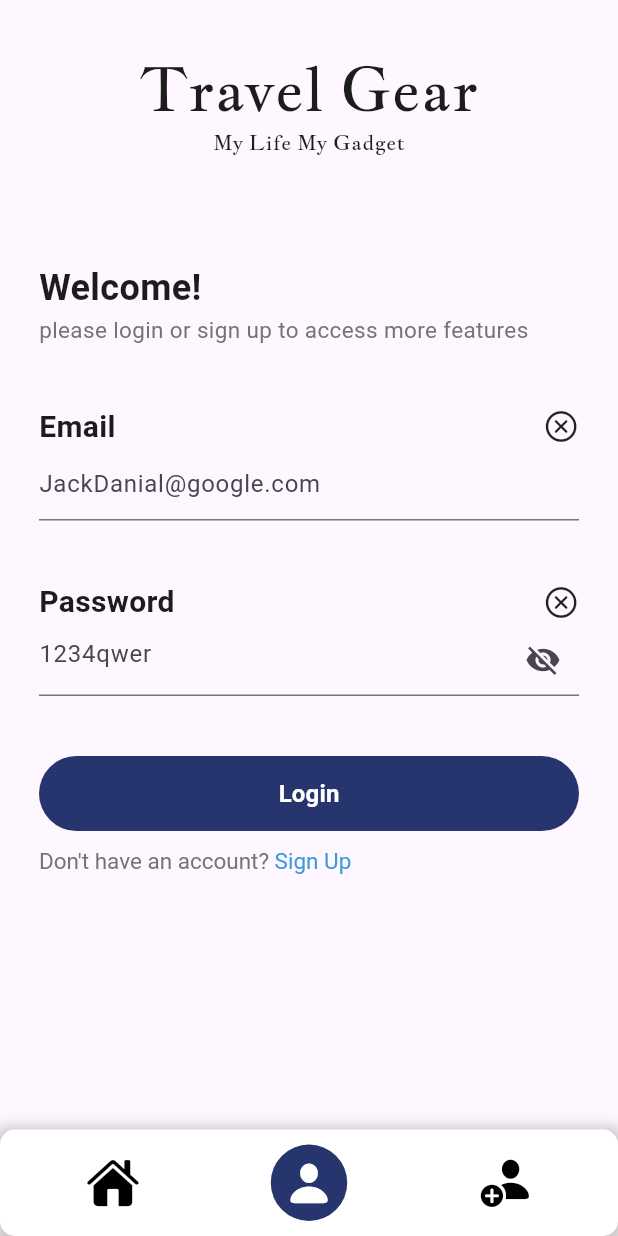
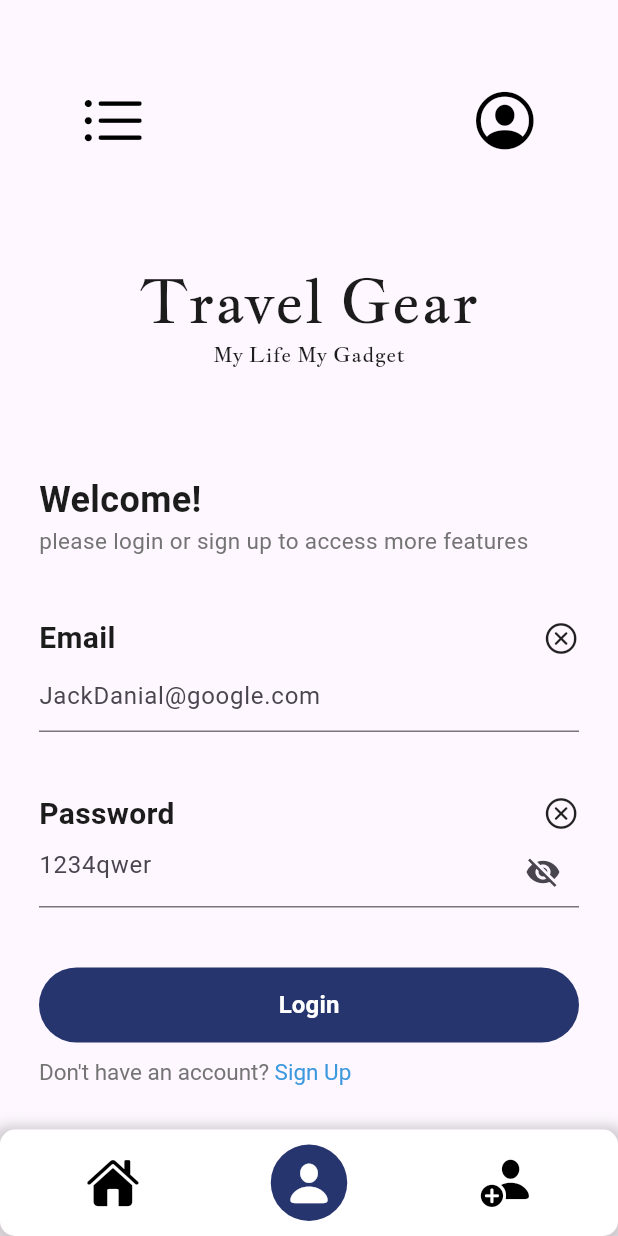
Before and after one commit to mostafaHossamEldin/Flutter-E-Commerce, a Flutter app: the screen it shows after launch, on a phone screen of 412 x 824 dp. Run offline on Flutter 3.47's test engine with Material 3 defaults, Android fonts, the phone set to English and light mode, and no system bars; our stand-ins replace cloud_firestore, firebase_auth, firebase_core, flutter_hooks, go_router; missing offline and left inert: dart:ffi; accounts and stored records are empty.

Commit message:
Init top bar

```diff
--- a/lib/main.dart
+++ b/lib/main.dart
@@ -6,12 +6,14 @@ import 'package:firebase_core/firebase_core.dart';
 import 'package:go_router/go_router.dart';
 import 'firebase_options.dart';
 import 'widgets/navBar.dart';
+import 'widgets/topNavigator.dart';
 
 import 'package:provider/provider.dart';
 import 'providers/routesProvider.dart';
 import 'providers/authProvider.dart';
 import 'package:flutter_hooks/flutter_hooks.dart';
 import './providers/product_provider.dart';
+
 // ...
 
 Future<void> main() async {
@@ -38,6 +40,7 @@ class MyApp extends HookWidget {
   @override
   Widget build(BuildContext context) {
     return MaterialApp(
+      debugShowCheckedModeBanner: false,
       title: 'Travel Gear',
       theme: ThemeData(
         primarySwatch: Colors.blue,
@@ -45,6 +48,11 @@ class MyApp extends HookWidget {
       home: Scaffold(
         body: Column(
           children: [
+            Row(
+              children: [
+                Expanded(child: CustomTopNavigator()),
+              ],
+            ),
             Expanded(child: MyApp1()),
             CustomNavBar(),
           ],
@@ -59,6 +67,7 @@ class MyApp1 extends StatelessWidget {
   Widget build(BuildContext context) {
     final router = Provider.of<MyGoRouter>(context);
     return MaterialApp.router(
+      debugShowCheckedModeBanner: false,
       routerConfig: router.getRouter,
       title: "Travel Gear",
     );
--- /dev/null
+++ b/lib/widgets/topNavigator.dart
@@ -0,0 +1,48 @@
+import 'package:flutter/cupertino.dart';
+import 'package:flutter/material.dart';
+import './drawer.dart';
+
+class CustomTopNavigator extends StatelessWidget {
+  @override
+  Widget build(BuildContext context) {
+    return Row(
+      children: [
+        Expanded(
+          child: Padding(
+            padding: const EdgeInsets.fromLTRB(45, 50, 45, 30),
+            child: Container(
+              child: Row(
+                mainAxisAlignment: MainAxisAlignment.spaceBetween,
+                children: [
+                  IconButton(
+                    iconSize: 45,
+                    onPressed: () {},
+                    icon: const Icon(
+                      CupertinoIcons.list_bullet,
+                      color: Color.fromARGB(255, 0, 0, 0),
+                    ),
+                  ),
+                  IconButton(
+                    iconSize: 45,
+                    onPressed: () {
+                      Navigator.push(
+                        context,
+                        MaterialPageRoute(
+                          builder: (context) => CustomDrawer(),
+                        ),
+                      );
+                    },
+                    icon: const Icon(
+                      CupertinoIcons.profile_circled,
+                      color: Color.fromARGB(255, 0, 0, 0),
+                    ),
+                  ),
+                ],
+              ),
+            ),
+          ),
+        ),
+      ],
+    );
+  }
+}
```
Also changed, not shown: lib/pages/home.dart (+2 -6 lines), lib/widgets/drawer.dart (added, +65 -0 lines).
